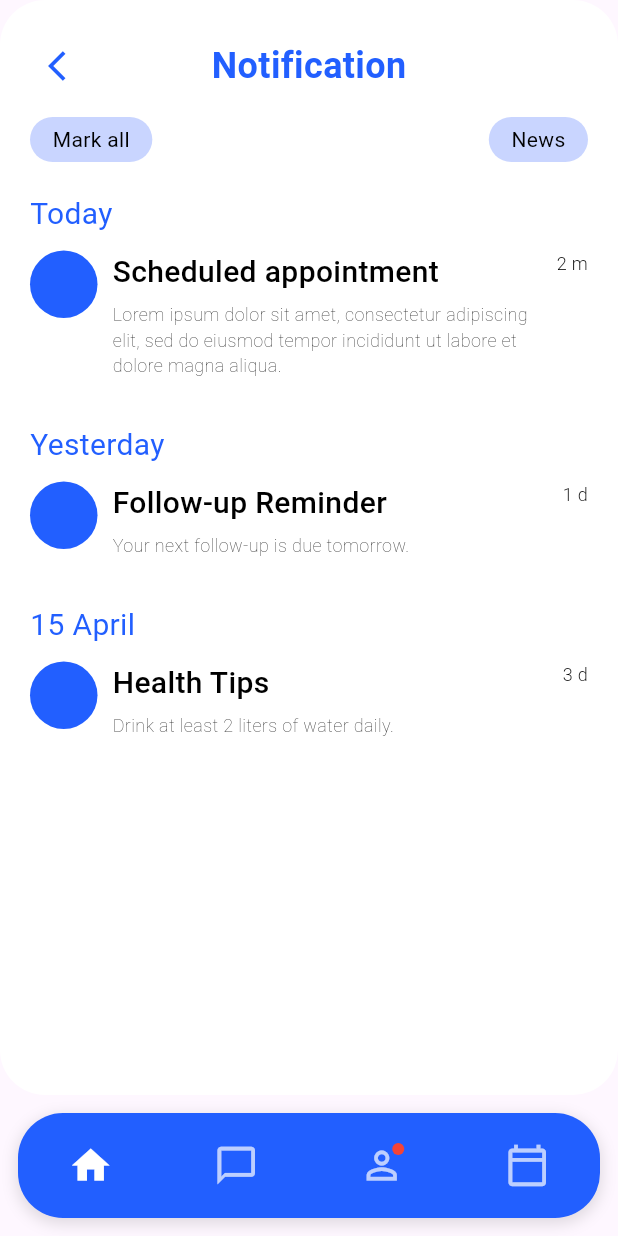
After one commit to sahan-chamod/LifeBalance, a Flutter app: the Notifications screen opened by its route, on a phone screen of 412 x 824 dp. The commit adds this screen. Run offline on Flutter 3.47's test engine with Material 3 defaults, Android fonts, the phone set to English and light mode, and no system bars; our stand-ins replace cloud_firestore, firebase_auth, firebase_core; accounts and stored records are empty; Roboto replaces fonts that are missing (League Spartan).

Commit message:
UI Elements Added
Added Chat and Notifications Screens

```diff
--- a/lib/routes/routes.dart
+++ b/lib/routes/routes.dart
@@ -4,6 +4,8 @@ import '../screens/Signupscreen.dart';
 import '../screens/Patients/HomeScreen.dart';
 import '../screens/admin/AdminHome.dart';
 import '../screens/doctors/DoctorsHome.dart';
+import '../screens/Patients/ChatScreen.dart';
+import '../screens/Patients/NotificationsScreen.dart';
 
 class AppRoutes {
   static const String login = '/login';
@@ -11,6 +13,10 @@ class AppRoutes {
   static const String home = '/home';
   static const String doctorHome = '/doctor_home';
   static const String adminHome = '/admin_home';
+  static const String chat = '/chat';
+  static const String notifications = '/notifications';
+
+
 
   static Route<dynamic> generateRoute(RouteSettings settings) {
     switch (settings.name) {
@@ -24,6 +30,10 @@ class AppRoutes {
         return MaterialPageRoute(builder: (_) => const DoctorHomeScreen());
       case adminHome:
         return MaterialPageRoute(builder: (_) => const AdminHomeScreen());
+      case chat:
+        return MaterialPageRoute(builder: (_) => const Chat());
+      case notifications:
+        return MaterialPageRoute(builder: (_) => const Notifications());
       default:
         return MaterialPageRoute(builder: (_) => const LoginScreen());
     }
--- /dev/null
+++ b/lib/screens/Patients/NotificationsScreen.dart
@@ -0,0 +1,261 @@
+import 'package:flutter/material.dart';
+
+class Notifications extends StatefulWidget {
+  const Notifications({Key? key}) : super(key: key);
+
+  @override
+  _NotificationsState createState() => _NotificationsState();
+}
+
+class _NotificationsState extends State<Notifications> {
+  int _currentIndex = 0;
+
+  @override
+  Widget build(BuildContext context) {
+    return Scaffold(
+      body: SafeArea(
+        child: Column(
+          children: [
+            Expanded(
+              child: Container(
+                width: double.infinity,
+                decoration: BoxDecoration(
+                  color: Colors.white,
+                  borderRadius: BorderRadius.circular(30),
+                ),
+                child: SingleChildScrollView(
+                  child: Padding(
+                    padding: const EdgeInsets.all(20.0),
+                    child: Column(
+                      crossAxisAlignment: CrossAxisAlignment.start,
+                      children: [
+                        _buildHeader(),
+                        const SizedBox(height: 20),
+                        _buildSectionLabel('Today'),
+                        const SizedBox(height: 10),
+                        _buildNotificationItem(
+                          avatarColor: const Color(0xFF225FFF),
+                          title: 'Scheduled appointment',
+                          description:
+                          'Lorem ipsum dolor sit amet, consectetur adipiscing elit, sed do eiusmod tempor incididunt ut labore et dolore magna aliqua.',
+                          time: '2 m',
+                        ),
+                        const SizedBox(height: 30),
+                        _buildSectionLabel('Yesterday'),
+                        const SizedBox(height: 10),
+                        _buildNotificationItem(
+                          avatarColor: const Color(0xFF225FFF),
+                          title: 'Follow-up Reminder',
+                          description: 'Your next follow-up is due tomorrow.',
+                          time: '1 d',
+                        ),
+                        const SizedBox(height: 30),
+                        _buildSectionLabel('15 April'),
+                        const SizedBox(height: 10),
+                        _buildNotificationItem(
+                          avatarColor: const Color(0xFF225FFF),
+                          title: 'Health Tips',
+                          description: 'Drink at least 2 liters of water daily.',
+                          time: '3 d',
+                        ),
+                      ],
+                    ),
+                  ),
+                ),
+              ),
+            ),
+          ],
+        ),
+      ),
+      bottomNavigationBar: _buildBottomNavigationBar(),
+    );
+  }
+
+  Widget _buildHeader() {
+    return Column(
+      crossAxisAlignment: CrossAxisAlignment.start,
+      children: [
+        Row(
+          mainAxisAlignment: MainAxisAlignment.spaceBetween,
+          children: [
+            IconButton(
+              icon: Icon(Icons.arrow_back_ios, color: Color(0xFF225FFF)),
+              onPressed: () {
+                Navigator.pop(context);
+              },
+            ),
+            const Center(
+              child: Text(
+                'Notification',
+                textAlign: TextAlign.center,
+                style: TextStyle(
+                  color: Color(0xFF225FFF),
+                  fontSize: 24,
+                  fontFamily: 'League Spartan',
+                  fontWeight: FontWeight.w600,
+                ),
+              ),
+            ),
+            SizedBox(width: 48), // Placeholder to align title in the center
+          ],
+        ),
+        const SizedBox(height: 10),
+        Row(
+          mainAxisAlignment: MainAxisAlignment.spaceBetween,
+          children: [
+            _buildActionChip('Mark all'),
+            _buildActionChip('News'),
+          ],
+        ),
+      ],
+    );
+  }
+
+  Widget _buildActionChip(String label) {
+    return Container(
+      padding: const EdgeInsets.symmetric(horizontal: 15, vertical: 5),
+      decoration: BoxDecoration(
+        color: const Color(0xFFC9D5FF),
+        borderRadius: BorderRadius.circular(23),
+      ),
+      child: Text(
+        label,
+        style: const TextStyle(
+          color: Colors.black,
+          fontSize: 14,
+          fontFamily: 'League Spartan',
+          fontWeight: FontWeight.w400,
+        ),
+      ),
+    );
+  }
+
+  Widget _buildSectionLabel(String label) {
+    return Text(
+      label,
+      style: const TextStyle(
+        color: Color(0xFF225FFF),
+        fontSize: 20,
+        fontFamily: 'League Spartan',
+        fontWeight: FontWeight.w400,
+      ),
+    );
+  }
+
+  Widget _buildNotificationItem({
+    required Color avatarColor,
+    required String title,
+    required String description,
+    required String time,
+  }) {
+    return Row(
+      crossAxisAlignment: CrossAxisAlignment.start,
+      children: [
+        CircleAvatar(
+          radius: 22.5,
+          backgroundColor: avatarColor,
+        ),
+        const SizedBox(width: 10),
+        Expanded(
+          child: Column(
+            crossAxisAlignment: CrossAxisAlignment.start,
+            children: [
+              Text(
+                title,
+                style: const TextStyle(
+                  color: Colors.black,
+                  fontSize: 20,
+                  fontFamily: 'League Spartan',
+                  fontWeight: FontWeight.w500,
+                ),
+              ),
+              const SizedBox(height: 5),
+              Text(
+                description,
+                style: const TextStyle(
+                  color: Colors.black,
+                  fontSize: 12,
+                  fontFamily: 'League Spartan',
+                  fontWeight: FontWeight.w200,
+                ),
+              ),
+            ],
+          ),
+        ),
+        const SizedBox(width: 10),
+        Text(
+          time,
+          style: const TextStyle(
+            color: Colors.black,
+            fontSize: 12,
+            fontFamily: 'League Spartan',
+            fontWeight: FontWeight.w300,
+          ),
+        ),
+      ],
+    );
+  }
+
+  Widget _buildBottomNavigationBar() {
+    return Container(
+      margin: const EdgeInsets.all(12),
+      height: 70,
+      decoration: BoxDecoration(
+        color: const Color(0xFF225FFF),
+        borderRadius: BorderRadius.circular(30),
+        boxShadow: const [
+          BoxShadow(
+            color: Colors.black12,
+            spreadRadius: 1,
+            blurRadius: 8,
+            offset: Offset(0, 3),
+          )
+        ],
+      ),
+      child: Row(
+        mainAxisAlignment: MainAxisAlignment.spaceAround,
+        children: [
+          _buildNavBarItem(Icons.home, 0),
+          _buildNavBarItem(Icons.chat_bubble_outline, 1),
+          _buildNavBarItem(Icons.person_outline, 2, hasNotification: true),
+          _buildNavBarItem(Icons.calendar_today_outlined, 3),
+        ],
+      ),
+    );
+  }
+
+  Widget _buildNavBarItem(IconData icon, int index, {bool hasNotification = false}) {
+    final bool isSelected = _currentIndex == index;
+
+    return GestureDetector(
+      onTap: () {
+        setState(() {
+          _currentIndex = index;
+        });
+      },
+      child: Stack(
+        alignment: Alignment.center,
+        children: [
+          Icon(
+            icon,
+            size: 30,
+            color: isSelected ? Colors.white : Colors.white70,
+          ),
+          if (hasNotification)
+            Positioned(
+              top: 0,
+              right: 0,
+              child: Container(
+                width: 8,
+                height: 8,
+                decoration: const BoxDecoration(
+                  color: Colors.red,
+                  shape: BoxShape.circle,
+                ),
+              ),
+            ),
+        ],
+      ),
+    );
+  }
+}
```
Also changed, not shown: lib/screens/Patients/ChatScreen.dart (added, +256 -0 lines).
